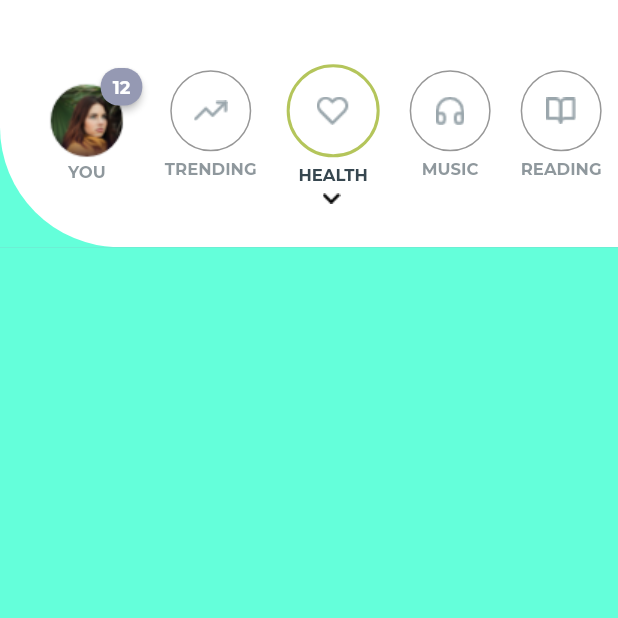
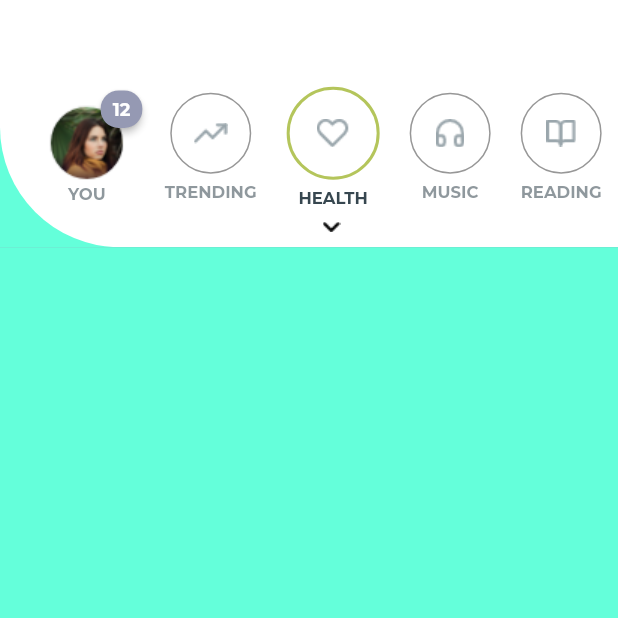
Before and after one commit to resulcay/social_meet_up, a Flutter app: the screen it shows after launch, after a tap on "HEALTH", on a phone screen of 412 x 824 dp, the top half of it. Run offline on Flutter 3.47's test engine with Material 2 defaults, Android fonts, the light colour scheme and no system bars; drawn by our look-alikes of badges.

Commit message:
app bar expand animation fixed

```diff
--- a/lib/screens/home_screen/components/custom_sliver_app_bar.dart
+++ b/lib/screens/home_screen/components/custom_sliver_app_bar.dart
@@ -39,38 +39,185 @@ class _CustomSliverAppBarState extends State<CustomSliverAppBar>
   @override
   void initState() {
     super.initState();
-
-    animController =
-        AnimationController(vsync: this, duration: const Duration(seconds: 2));
+    animController = AnimationController(
+      vsync: this,
+      duration: const Duration(milliseconds: 200),
+    );
     animation = Tween<double>(
-      begin: 0,
+      begin: widget.screenHeight * .2,
       end: widget.screenHeight,
-    ).animate(animController)
-      ..addListener(() {
+    ).animate(animController);
+    animation.addListener(() {
       setState(() {});
-      })
-      ..addStatusListener((status) {
-        if (status == AnimationStatus.completed) {
-          animController.stop();
-        } else if (status == AnimationStatus.dismissed) {
-          animController.forward();
-        }
     });
-
-    animController.forward();
   }
 
   @override
   Widget build(BuildContext context) {
+    int selectedIndex =
+        Provider.of<IndexProvider>(context, listen: true).selectedIndex;
     bool isExpanded =
         Provider.of<AppBarProvider>(context, listen: true).isExpanded;
+
     return SliverAppBar(
       expandedHeight: isExpanded ? context.height * .2 : animation.value,
-      backgroundColor:
-          tree[Provider.of<IndexProvider>(context, listen: true).selectedIndex],
+      backgroundColor: tree[selectedIndex],
       flexibleSpace: LayoutBuilder(
         builder: (context, constraints) {
           if (isExpanded) {
+            return _horizontalAppBar(context);
+          }
+          return _verticalAppBar(context);
+        },
+      ),
+    );
+  }
+
+  FlexibleSpaceBar _verticalAppBar(BuildContext context) {
+    return FlexibleSpaceBar(
+      background: Container(
+        decoration: const BoxDecoration(
+          color: kNormalWhite,
+        ),
+        child: Center(
+          child: SingleChildScrollView(
+            child: Column(
+              mainAxisAlignment: MainAxisAlignment.center,
+              crossAxisAlignment: CrossAxisAlignment.center,
+              children: [
+                Column(
+                  children: [
+                    Padding(
+                      padding: const EdgeInsets.only(bottom: 10),
+                      child: Column(
+                        mainAxisAlignment: MainAxisAlignment.end,
+                        children: [
+                          Badge(
+                            alignment: Alignment.topRight,
+                            toAnimate: widget.badgeToAnimate,
+                            shape: BadgeShape.square,
+                            padding: const EdgeInsets.all(5),
+                            badgeColor: kWhitePurple,
+                            borderRadius: BorderRadius.circular(12),
+                            badgeContent: Padding(
+                              padding:
+                                  const EdgeInsets.symmetric(horizontal: 3),
+                              child: Text(
+                                widget.badgeText,
+                                style: const TextStyle(
+                                  color: kNormalWhite,
+                                  fontSize: 12,
+                                  fontWeight: FontWeight.w600,
+                                ),
+                              ),
+                            ),
+                            child: CircleAvatar(
+                              radius: 27,
+                              backgroundColor: Colors.white,
+                              child: Image.asset(
+                                widget.imagePath,
+                              ),
+                            ),
+                          ),
+                          Text(
+                            widget.bottomText,
+                            style: TextStyle(
+                              color: kDeepBlue.withOpacity(.56),
+                              fontSize: 11,
+                              fontWeight: FontWeight.bold,
+                            ),
+                          )
+                        ],
+                      ),
+                    ),
+                    Column(
+                      children: List.generate(
+                        categories.length,
+                        (index) => GestureDetector(
+                          onTap: () {
+                            Provider.of<IndexProvider>(context, listen: false)
+                                .changeIndex(index);
+                            pageController.animateToPage(
+                              Provider.of<IndexProvider>(context, listen: false)
+                                  .selectedIndex,
+                              duration: const Duration(milliseconds: 300),
+                              curve: Curves.easeIn,
+                            );
+                            Provider.of<AppBarProvider>(context, listen: false)
+                                .expandAppBar();
+                          },
+                          child: Padding(
+                            padding: const EdgeInsets.symmetric(vertical: 10),
+                            child: Column(
+                              children: [
+                                AnimatedContainer(
+                                  duration: const Duration(milliseconds: 200),
+                                  height: Provider.of<IndexProvider>(context,
+                                                  listen: true)
+                                              .selectedIndex ==
+                                          index
+                                      ? 62
+                                      : 54,
+                                  width: Provider.of<IndexProvider>(context,
+                                                  listen: true)
+                                              .selectedIndex ==
+                                          index
+                                      ? 62
+                                      : 54,
+                                  decoration: BoxDecoration(
+                                    color: Colors.transparent,
+                                    shape: BoxShape.circle,
+                                    border: Border.all(
+                                      color: Provider.of<IndexProvider>(context,
+                                                      listen: true)
+                                                  .selectedIndex ==
+                                              index
+                                          ? appBarBorderColors[index]
+                                          : kGrey,
+                                      width: Provider.of<IndexProvider>(context,
+                                                      listen: true)
+                                                  .selectedIndex ==
+                                              index
+                                          ? 2
+                                          : 1,
+                                    ),
+                                  ),
+                                  child:
+                                      Image.asset(categories[index].iconPath),
+                                ),
+                                Padding(
+                                  padding: const EdgeInsets.only(top: 5),
+                                  child: Text(
+                                    categories[index].categoryName,
+                                    style: TextStyle(
+                                      color: Provider.of<IndexProvider>(context,
+                                                      listen: true)
+                                                  .selectedIndex ==
+                                              index
+                                          ? kDeepBlue
+                                          : kDeepBlue.withOpacity(.56),
+                                      fontSize: 11,
+                                      fontWeight: FontWeight.bold,
+                                    ),
+                                  ),
+                                )
+                              ],
+                            ),
+                          ),
+                        ),
+                      ),
+                    )
+                  ],
+                ),
+              ],
+            ),
+          ),
+        ),
+      ),
+    );
+  }
+
+  FlexibleSpaceBar _horizontalAppBar(BuildContext context) {
     return FlexibleSpaceBar(
       background: Container(
         decoration: const BoxDecoration(
@@ -80,8 +227,12 @@ class _CustomSliverAppBarState extends State<CustomSliverAppBar>
           ),
         ),
         child: Padding(
-                  padding: const EdgeInsets.only(left: 30, top: 20),
+          padding: const EdgeInsets.only(left: 30, bottom: 10),
           child: Column(
+            mainAxisAlignment: MainAxisAlignment.end,
+            crossAxisAlignment: CrossAxisAlignment.center,
+            children: [
+              Column(
                 mainAxisAlignment: MainAxisAlignment.center,
                 crossAxisAlignment: CrossAxisAlignment.center,
                 children: [
@@ -104,8 +255,8 @@ class _CustomSliverAppBarState extends State<CustomSliverAppBar>
                                 badgeColor: kWhitePurple,
                                 borderRadius: BorderRadius.circular(12),
                                 badgeContent: Padding(
-                                      padding: const EdgeInsets.symmetric(
-                                          horizontal: 3),
+                                  padding:
+                                      const EdgeInsets.symmetric(horizontal: 3),
                                   child: Text(
                                     widget.badgeText,
                                     style: const TextStyle(
@@ -149,14 +300,13 @@ class _CustomSliverAppBarState extends State<CustomSliverAppBar>
                                   Provider.of<IndexProvider>(context,
                                           listen: false)
                                       .selectedIndex,
-                                      duration:
-                                          const Duration(milliseconds: 300),
+                                  duration: const Duration(milliseconds: 300),
                                   curve: Curves.easeIn,
                                 );
                               },
                               child: Padding(
-                                    padding: const EdgeInsets.symmetric(
-                                        horizontal: 10),
+                                padding:
+                                    const EdgeInsets.symmetric(horizontal: 10),
                                 child: Column(
                                   children: [
                                     AnimatedContainer(
@@ -169,171 +319,7 @@ class _CustomSliverAppBarState extends State<CustomSliverAppBar>
                                               index
                                           ? 62
                                           : 54,
-                                          width: Provider.of<IndexProvider>(
-                                                          context,
-                                                          listen: true)
-                                                      .selectedIndex ==
-                                                  index
-                                              ? 62
-                                              : 54,
-                                          decoration: BoxDecoration(
-                                            color: Colors.transparent,
-                                            shape: BoxShape.circle,
-                                            border: Border.all(
-                                              color: Provider.of<IndexProvider>(
-                                                              context,
-                                                              listen: true)
-                                                          .selectedIndex ==
-                                                      index
-                                                  ? appBarBorderColors[index]
-                                                  : kGrey,
-                                              width: Provider.of<IndexProvider>(
-                                                              context,
-                                                              listen: true)
-                                                          .selectedIndex ==
-                                                      index
-                                                  ? 2
-                                                  : 1,
-                                            ),
-                                          ),
-                                          child: Image.asset(
-                                              categories[index].iconPath),
-                                        ),
-                                        Padding(
-                                          padding:
-                                              const EdgeInsets.only(top: 5),
-                                          child: Text(
-                                            categories[index].categoryName,
-                                            style: TextStyle(
-                                              color: Provider.of<IndexProvider>(
-                                                              context,
-                                                              listen: true)
-                                                          .selectedIndex ==
-                                                      index
-                                                  ? kDeepBlue
-                                                  : kDeepBlue.withOpacity(.56),
-                                              fontSize: 11,
-                                              fontWeight: FontWeight.bold,
-                                            ),
-                                          ),
-                                        )
-                                      ],
-                                    ),
-                                  ),
-                                ),
-                              ),
-                            )
-                          ],
-                        ),
-                      ),
-                      Padding(
-                        padding: const EdgeInsets.all(6),
-                        child: GestureDetector(
-                          onTap: () {
-                            Provider.of<AppBarProvider>(context, listen: false)
-                                .expandAppBar();
-                          },
-                          child: Image.asset("assets/images/arrow.png"),
-                        ),
-                      )
-                    ],
-                  ),
-                ),
-              ),
-            );
-          }
-          return FlexibleSpaceBar(
-            background: Container(
-              decoration: const BoxDecoration(
-                color: kNormalWhite,
-              ),
-              child: Center(
-                child: SingleChildScrollView(
-                  child: Column(
-                    mainAxisAlignment: MainAxisAlignment.center,
-                    crossAxisAlignment: CrossAxisAlignment.center,
-                    children: [
-                      Column(
-                        children: [
-                          Padding(
-                            padding: const EdgeInsets.only(bottom: 10),
-                            child: Column(
-                              mainAxisAlignment: MainAxisAlignment.end,
-                              children: [
-                                Badge(
-                                  alignment: Alignment.topRight,
-                                  toAnimate: widget.badgeToAnimate,
-                                  shape: BadgeShape.square,
-                                  padding: const EdgeInsets.all(5),
-                                  badgeColor: kWhitePurple,
-                                  borderRadius: BorderRadius.circular(12),
-                                  badgeContent: Padding(
-                                    padding: const EdgeInsets.symmetric(
-                                        horizontal: 3),
-                                    child: Text(
-                                      widget.badgeText,
-                                      style: const TextStyle(
-                                        color: kNormalWhite,
-                                        fontSize: 12,
-                                        fontWeight: FontWeight.w600,
-                                      ),
-                                    ),
-                                  ),
-                                  child: CircleAvatar(
-                                    radius: 27,
-                                    backgroundColor: Colors.white,
-                                    child: Image.asset(
-                                      widget.imagePath,
-                                    ),
-                                  ),
-                                ),
-                                Text(
-                                  widget.bottomText,
-                                  style: TextStyle(
-                                    color: kDeepBlue.withOpacity(.56),
-                                    fontSize: 11,
-                                    fontWeight: FontWeight.bold,
-                                  ),
-                                )
-                              ],
-                            ),
-                          ),
-                          Column(
-                            children: List.generate(
-                              categories.length,
-                              (index) => GestureDetector(
-                                onTap: () {
-                                  Provider.of<IndexProvider>(context,
-                                          listen: false)
-                                      .changeIndex(index);
-                                  pageController.animateToPage(
-                                    Provider.of<IndexProvider>(context,
-                                            listen: false)
-                                        .selectedIndex,
-                                    duration: const Duration(milliseconds: 300),
-                                    curve: Curves.easeIn,
-                                  );
-                                  Provider.of<AppBarProvider>(context,
-                                          listen: false)
-                                      .expandAppBar();
-                                },
-                                child: Padding(
-                                  padding:
-                                      const EdgeInsets.symmetric(vertical: 10),
-                                  child: Column(
-                                    children: [
-                                      AnimatedContainer(
-                                        duration:
-                                            const Duration(milliseconds: 200),
-                                        height: Provider.of<IndexProvider>(
-                                                        context,
-                                                        listen: true)
-                                                    .selectedIndex ==
-                                                index
-                                            ? 62
-                                            : 54,
-                                        width: Provider.of<IndexProvider>(
-                                                        context,
+                                      width: Provider.of<IndexProvider>(context,
                                                       listen: true)
                                                   .selectedIndex ==
                                               index
@@ -387,13 +373,24 @@ class _CustomSliverAppBarState extends State<CustomSliverAppBar>
                         )
                       ],
                     ),
+                  ),
+                ],
+              ),
+              Padding(
+                padding: const EdgeInsets.only(top: 10, left: 20, right: 20),
+                child: GestureDetector(
+                  onTap: () {
+                    Provider.of<AppBarProvider>(context, listen: false)
+                        .expandAppBar();
+                    animController.reset();
+                    animController.forward();
+                  },
+                  child: Image.asset("assets/images/arrow.png"),
+                ),
+              )
             ],
           ),
         ),
-              ),
-            ),
-          );
-        },
       ),
     );
   }
```
Lines whose indentation alone changed are shown as unchanged.
